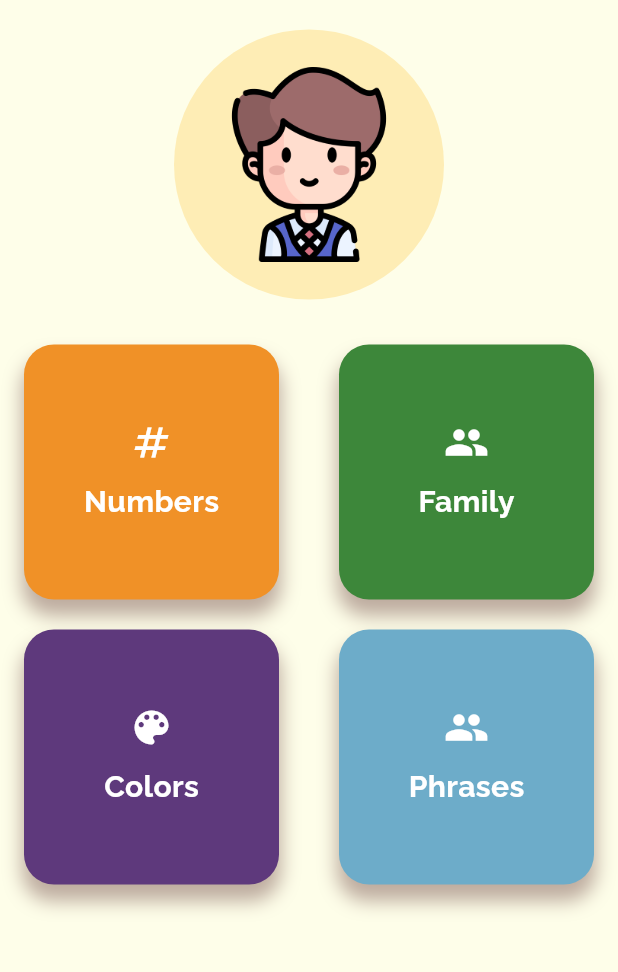
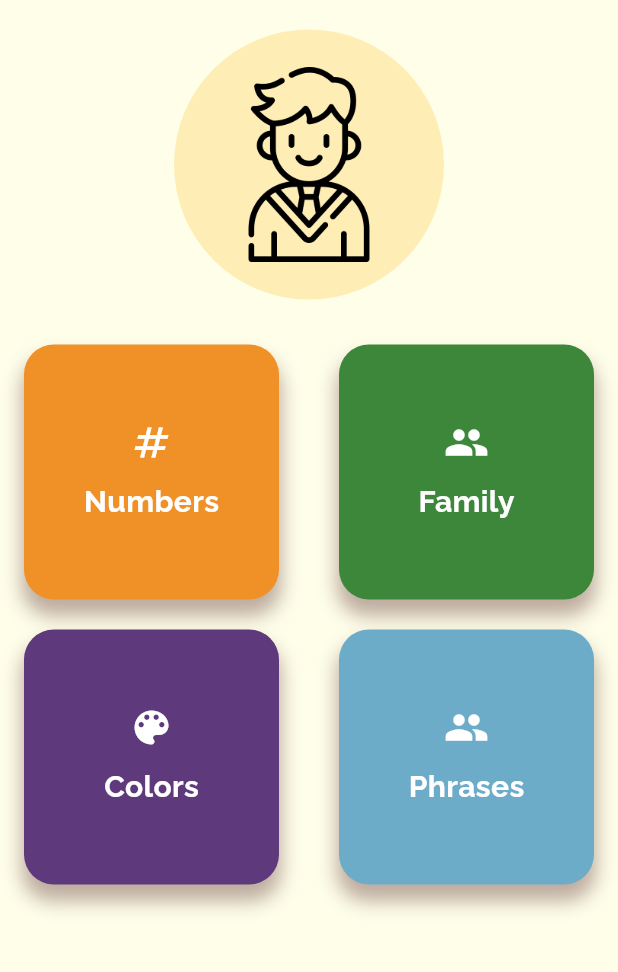
Before and after one commit to OmarMohammed5/Toku-App, a Flutter app: the screen it shows after launch, on a phone screen of 412 x 824 dp, the part 248-1220 px from its top. Run offline on Flutter 3.47's test engine with Material 3 defaults, Android fonts, the phone set to English and light mode, and no system bars; our stand-ins replace audioplayers, google_fonts.

Commit message:
change the image of home screen

```diff
--- a/lib/widgets/custom_image.dart
+++ b/lib/widgets/custom_image.dart
@@ -11,21 +11,9 @@ class CustomImage extends StatelessWidget {
       decoration: BoxDecoration(
         color: Color(0xFFFEEDB5),
         shape: BoxShape.circle,
-        // boxShadow: [
-        //   BoxShadow(
-        //     color: Colors.brown.shade300.withValues(alpha: 0.7),
-        //     blurRadius: 10,
-        //     spreadRadius: 1,
-        //     offset: Offset(0, 10),
-        //   ),
-        // ],
       ),
       child: Center(
-        child: Image.asset(
-          "assets/images/student.png",
-          height: 130,
-          width: 130,
-        ),
+        child: Image.asset("assets/images/std.png", height: 130, width: 130),
       ),
     );
   }
```
Also changed, not shown: assets/images/std.png (added).
